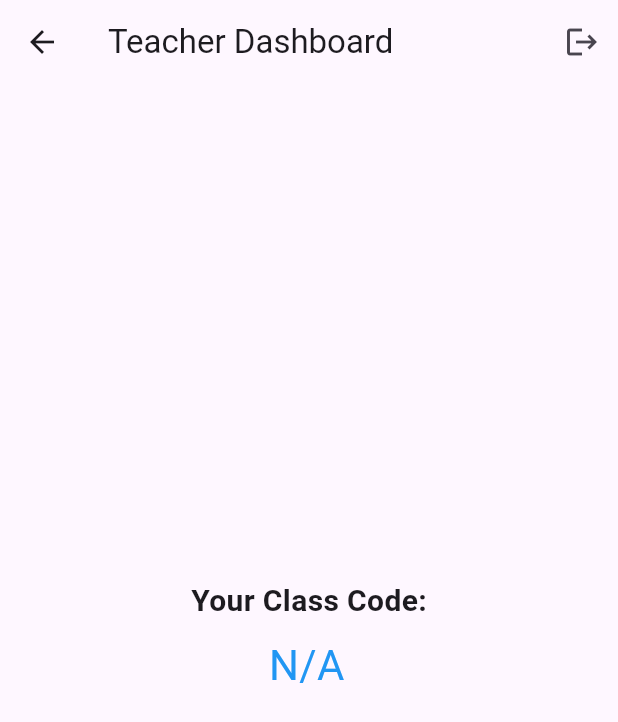
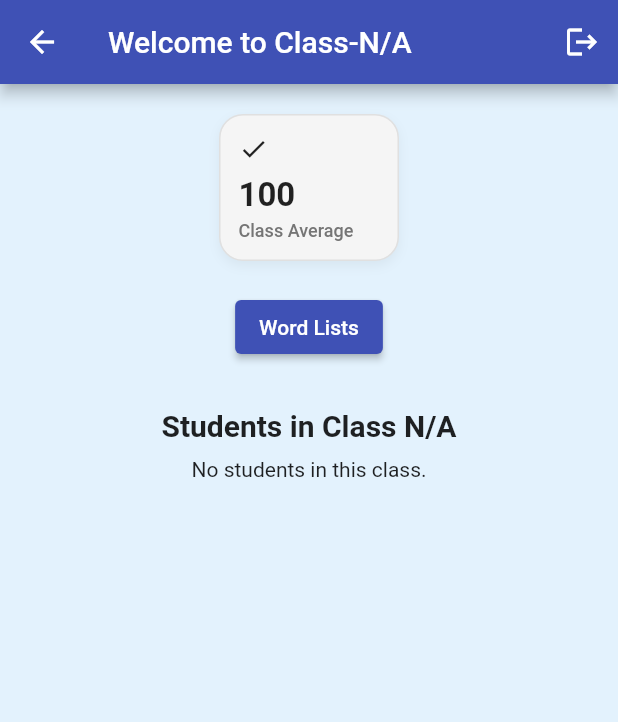
Before and after one commit to JBoT21/6150_Grad_Proj, a Flutter app: the DashboardScreen screen opened by its route, on a phone screen of 412 x 824 dp. Shown: the top 722 px of the screen. Run offline on Flutter 3.47's test engine with Material 3 defaults, Android fonts, the phone set to English and light mode, and no system bars; our stand-ins replace audioplayers, shared_preferences, speech_to_text, sqflite; missing offline and left inert: record; accounts and stored records are empty.

Commit message:
Work on teacher dashboard. Teacher can now see their students

```diff
--- a/lib/main.dart
+++ b/lib/main.dart
@@ -67,7 +67,7 @@ class _ReadRightAppState extends State<ReadRightApp> {
     return MaterialApp(
       title: 'ReadRight',
       debugShowCheckedModeBanner: false,
-      theme: ThemeData(primarySwatch: Colors.indigo),
+      theme: ThemeData(primarySwatch: Colors.indigo, useMaterial3: false,),
       home: _home,
       routes: {
         '/dashboard': (context) => const DashboardScreen(),
--- a/lib/screens/dashboard.dart
+++ b/lib/screens/dashboard.dart
@@ -4,6 +4,8 @@ import 'package:team_3_f25_project/screens/wordlist_selection.dart';
 import 'package:team_3_f25_project/widgets/stat_tile.dart';
 import 'package:shared_preferences/shared_preferences.dart';
 import 'package:team_3_f25_project/screens/login.dart';
+import '../models/user.dart';
+import '../services/user_db.dart';
 
 class DashboardScreen extends StatefulWidget {
   const DashboardScreen({super.key});
@@ -14,6 +16,8 @@ class DashboardScreen extends StatefulWidget {
 
 class _DashboardScreenState extends State<DashboardScreen> {
   String classCode = "";
+  List<AppUser> students = [];
+  bool loadingStudents = true;
 
   @override
   void initState() {
@@ -26,7 +30,19 @@ class _DashboardScreenState extends State<DashboardScreen> {
     setState(() {
       classCode = prefs.getString('classCode') ?? "N/A";
     });
+    _loadStudents(classCode);
   }
+
+  Future<void> _loadStudents(String code) async {
+    final db = DatabaseHelper.instance;
+    final list = await db.getStudentsByClassCode(code);
+
+    setState(() {
+      students = list;
+      loadingStudents = false;
+    });
+  }
+
 
   Future<void> _logout(BuildContext context) async {
     final prefs = await SharedPreferences.getInstance();
@@ -49,39 +65,60 @@ class _DashboardScreenState extends State<DashboardScreen> {
   @override
   Widget build(BuildContext context) {
     return Scaffold(
+      backgroundColor: Colors.blue[50],
       appBar: AppBar(
-        title: const Text('Teacher Dashboard'),
+        title: Text('Welcome to Class-$classCode'),
+        backgroundColor: Colors.blueAccent[50],
         actions: [
           IconButton(
             icon: const Icon(Icons.logout),
-            onPressed: () async {
-              final prefs = await SharedPreferences.getInstance();
-              await prefs.clear();
-              Navigator.pushReplacement(
-                context,
-                MaterialPageRoute(builder: (_) => const LoginScreen()),
-              );
-            },
+            onPressed: () => _logout(context),
           ),
         ],
       ),
-      body: Center(
-        child: Column(
-          mainAxisAlignment: MainAxisAlignment.center,
-          children: [
-            Text(
-              "Your Class Code:",
-              style: TextStyle(fontSize: 20, fontWeight: FontWeight.bold),
-            ),
-            const SizedBox(height: 8),
-            SelectableText(
-              classCode,
-              style: TextStyle(fontSize: 28, color: Colors.blue),
-            ),
-            const SizedBox(height: 30),
+      body: SingleChildScrollView(
+        child: Center(
+          child: Column(
+            children: [
+              const SizedBox(height: 20),
+              StatTile(
+                label: "Class Average",
+                value: "100",
+                icon: Icons.check,
+              ),
+              const SizedBox(height: 20),
+              ElevatedButton(
+                onPressed: () => _openWordListSelection(context),
+                child: const Text("Word Lists"),
+              ),
+              const SizedBox(height: 30),
+              Text(
+                "Students in Class $classCode",
+                style: const TextStyle(fontSize: 20, fontWeight: FontWeight.bold),
+              ),
+              const SizedBox(height: 10),
 
-            // Your existing dashboard widgets...
-          ],
+              if (loadingStudents)
+                const CircularProgressIndicator()
+              else if (students.isEmpty)
+                const Text("No students in this class.")
+              else
+                ListView.builder(
+                  shrinkWrap: true,
+                  physics: const NeverScrollableScrollPhysics(),
+                  itemCount: students.length,
+                  itemBuilder: (context, index) {
+                    final student = students[index];
+                    return ListTile(
+                      leading: const Icon(Icons.person),
+                      title: Text(student.name),
+                    );
+                  },
+                ),
+
+              const SizedBox(height: 20),
+            ],
+          ),
         ),
       ),
     );
--- a/lib/screens/signup.dart
+++ b/lib/screens/signup.dart
@@ -21,7 +21,7 @@ class _SignupScreenState extends State<SignupScreen> {
 
   String generateClassCode() {
     var uuid = Uuid().v4();
-    return "CLASS-${uuid.substring(0, 6).toUpperCase()}";
+    return uuid.substring(0, 6).toUpperCase();
   }
 
 
```
Also changed, not shown: lib/services/user_db.dart (+13 -5 lines).
